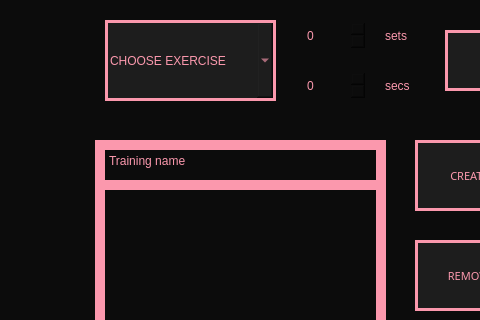
Above: View/NewHiitTraining.ui from Hanna-J-K/fitnessapp before the change; both pictures show x 95 to 575 and y 100 to 420 of the 800 by 600 pixel window. Below: the same form after it.
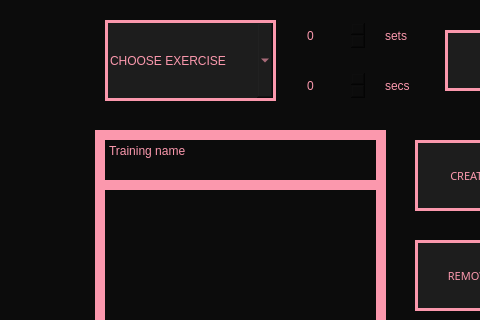
That is the form after the change.

Patch:
```diff
--- a/View/NewHiitTraining.ui
+++ b/View/NewHiitTraining.ui
@@ -209,9 +209,9 @@
     <property name="geometry">
      <rect>
       <x>190</x>
-      <y>240</y>
+      <y>230</y>
       <width>291</width>
-      <height>51</height>
+      <height>61</height>
      </rect>
     </property>
     <property name="styleSheet">
```
